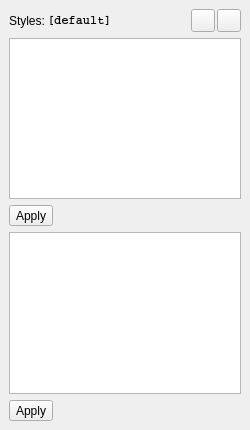
The window that stylepalette.ui (tikzit/tikzit) describes before a commit, drawn with Qt 5.
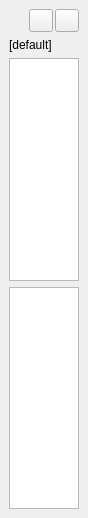
The same window after the commit. Icons and pictures are not drawn.

Commit message: built-in style palette

```diff
--- a/stylepalette.ui
+++ b/stylepalette.ui
@@ -6,14 +6,26 @@
    <rect>
     <x>0</x>
     <y>0</y>
-    <width>250</width>
-    <height>430</height>
+    <width>88</width>
+    <height>518</height>
    </rect>
   </property>
+  <property name="sizePolicy">
+   <sizepolicy hsizetype="Minimum" vsizetype="Preferred">
+    <horstretch>0</horstretch>
+    <verstretch>0</verstretch>
+   </sizepolicy>
+  </property>
   <property name="minimumSize">
    <size>
-    <width>250</width>
-    <height>430</height>
+    <width>88</width>
+    <height>0</height>
+   </size>
+  </property>
+  <property name="maximumSize">
+   <size>
+    <width>88</width>
+    <height>524287</height>
    </size>
   </property>
   <property name="floating">
@@ -33,31 +45,17 @@
        <number>0</number>
       </property>
       <item>
-       <widget class="QLabel" name="label">
-        <property name="text">
-         <string>Styles:</string>
+       <spacer name="horizontalSpacer">
+        <property name="orientation">
+         <enum>Qt::Horizontal</enum>
         </property>
-       </widget>
-      </item>
-      <item>
-       <widget class="QLabel" name="styleFile">
-        <property name="sizePolicy">
-         <sizepolicy hsizetype="Expanding" vsizetype="Preferred">
-          <horstretch>0</horstretch>
-          <verstretch>0</verstretch>
-         </sizepolicy>
+        <property name="sizeHint" stdset="0">
+         <size>
+          <width>40</width>
+          <height>20</height>
+         </size>
         </property>
-        <property name="font">
-         <font>
-          <family>Courier</family>
-          <weight>75</weight>
-          <bold>true</bold>
-         </font>
-        </property>
-        <property name="text">
-         <string>[default]</string>
-        </property>
-       </widget>
+       </spacer>
       </item>
       <item>
        <widget class="QToolButton" name="buttonOpenTikzstyles">
@@ -86,6 +84,19 @@
       </item>
      </layout>
     </item>
+    <item>
+     <widget class="QLabel" name="styleFile">
+      <property name="sizePolicy">
+       <sizepolicy hsizetype="Expanding" vsizetype="Preferred">
+        <horstretch>0</horstretch>
+        <verstretch>0</verstretch>
+       </sizepolicy>
+      </property>
+      <property name="text">
+       <string>[default]</string>
+      </property>
+     </widget>
+    </item>
     <item>
      <widget class="QListView" name="styleListView">
       <property name="font">
@@ -96,69 +107,9 @@
       </property>
      </widget>
     </item>
-    <item>
-     <layout class="QHBoxLayout" name="layoutButtons">
-      <property name="spacing">
-       <number>2</number>
-      </property>
-      <item>
-       <widget class="QToolButton" name="buttonApplyNodeStyle">
-        <property name="minimumSize">
-         <size>
-          <width>0</width>
-          <height>0</height>
-         </size>
-        </property>
-        <property name="text">
-         <string>Apply</string>
-        </property>
-       </widget>
-      </item>
-      <item>
-       <spacer name="horizontalSpacer">
-        <property name="orientation">
-         <enum>Qt::Horizontal</enum>
-        </property>
-        <property name="sizeHint" stdset="0">
-         <size>
-          <width>40</width>
-          <height>20</height>
-         </size>
-        </property>
-       </spacer>
-      </item>
-     </layout>
-    </item>
     <item>
      <widget class="QListView" name="listView"/>
     </item>
-    <item>
-     <layout class="QHBoxLayout" name="horizontalLayout">
-      <property name="spacing">
-       <number>2</number>
-      </property>
-      <item>
-       <widget class="QToolButton" name="toolButton">
-        <property name="text">
-         <string>Apply</string>
-        </property>
-       </widget>
-      </item>
-      <item>
-       <spacer name="horizontalSpacer_2">
-        <property name="orientation">
-         <enum>Qt::Horizontal</enum>
-        </property>
-        <property name="sizeHint" stdset="0">
-         <size>
-          <width>40</width>
-          <height>20</height>
-         </size>
-        </property>
-       </spacer>
-      </item>
-     </layout>
-    </item>
    </layout>
   </widget>
  </widget>
```
Left out of the diff: 4 changed lines with no effect on the pictures. The commit also changes 9 other files.
